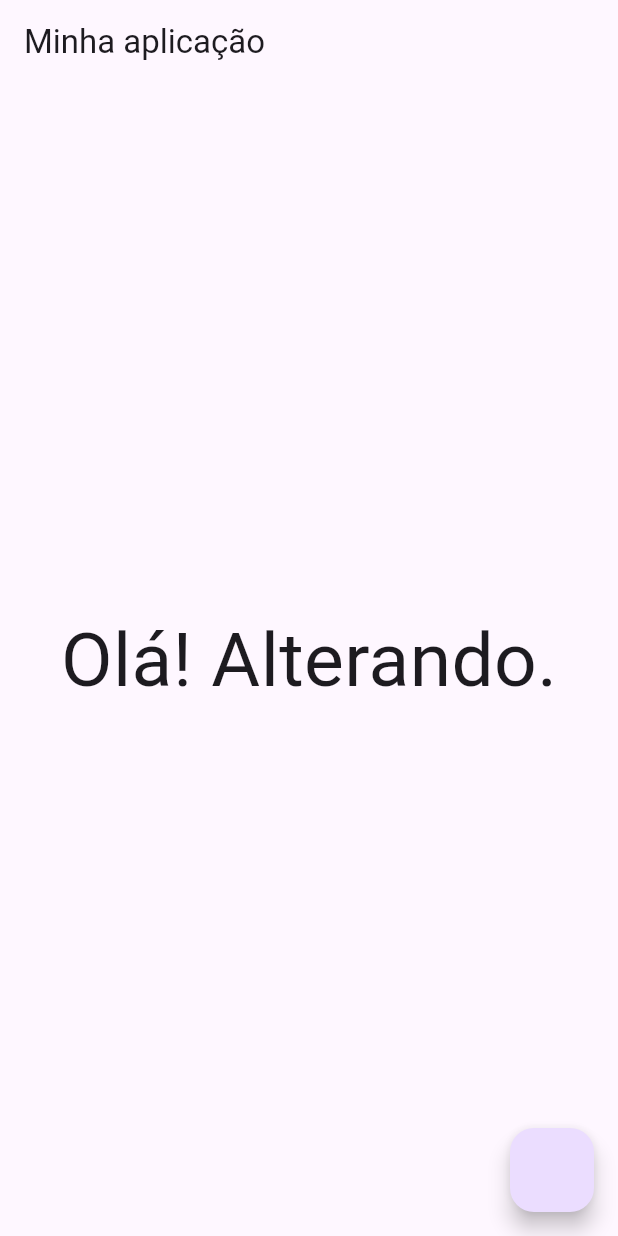
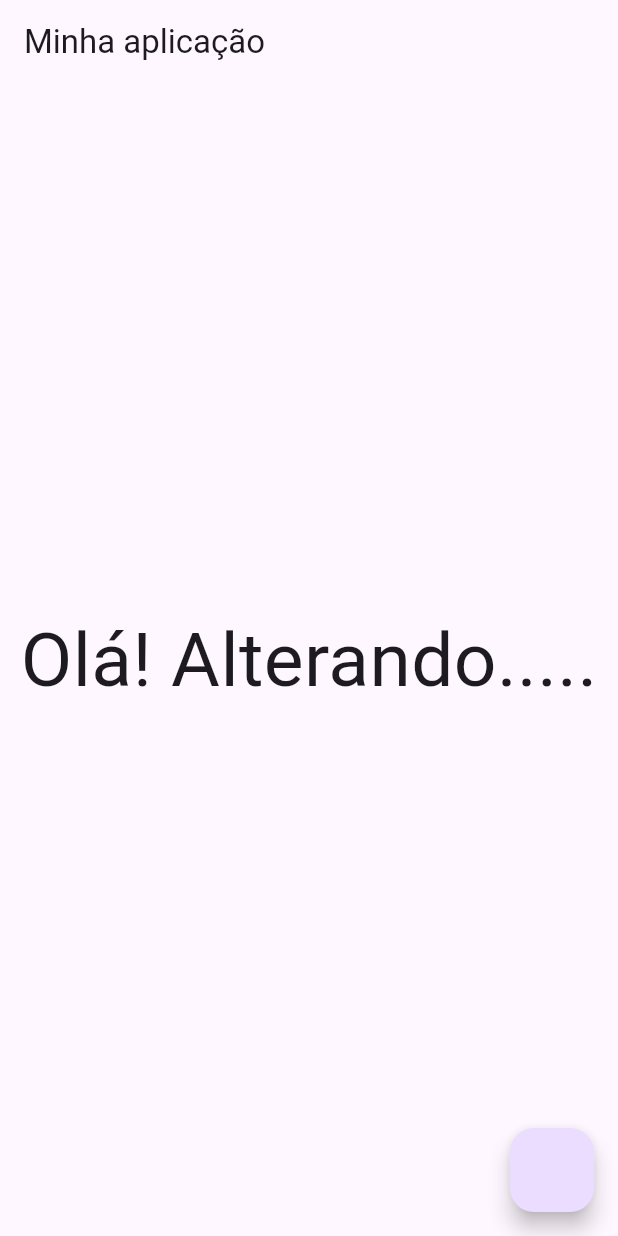
Before and after one commit to SergioRibeiroSilva/widget_basico, a Flutter app: the screen it shows after launch, on a phone screen of 412 x 824 dp. Run offline on Flutter 3.47's test engine with Material 3 defaults, Android fonts, the light colour scheme and no system bars.

Commit message:
Sem o repositório

```diff
--- a/lib/widget_scaffold.dart
+++ b/lib/widget_scaffold.dart
@@ -8,7 +8,7 @@ class WidgetScaffold extends StatelessWidget {
     return Scaffold(
       appBar: AppBar(title: Text('Minha aplicação')),
       body: Center(
-        child: Text('Olá! Alterando.', style: TextStyle(fontSize: 50)),
+        child: Text('Olá! Alterando.....', style: TextStyle(fontSize: 50)),
       ),
       floatingActionButton: FloatingActionButton(onPressed: () {}),
     );
```
